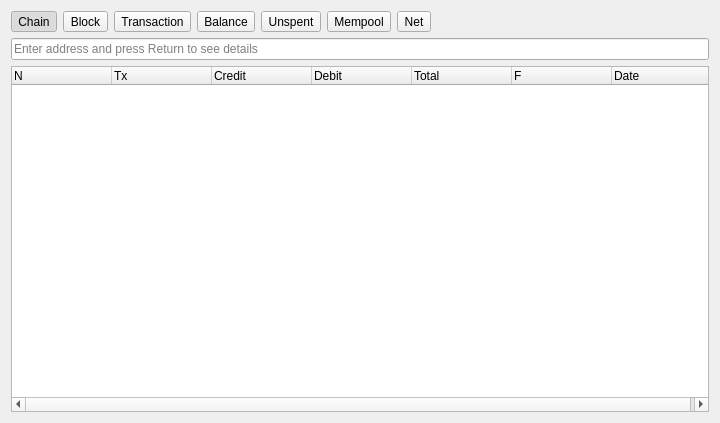
First picture: the form in src/qt/forms/blockchainpage.ui, repository bitbaymarket/bitbay-core, before the edit.
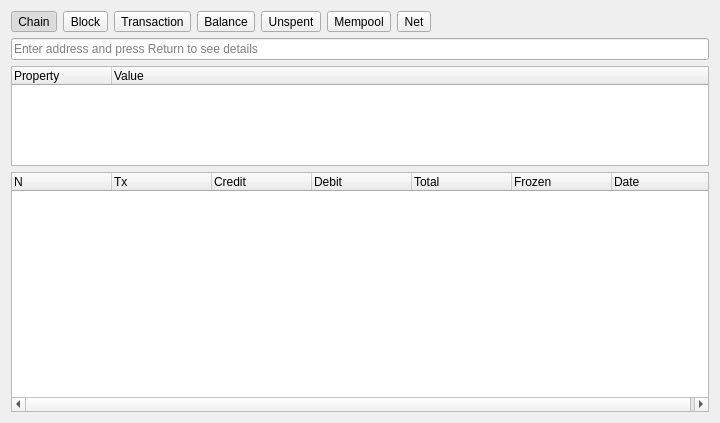
Second picture: the form after the edit. The open tabs and pages were chosen to show the change.

The edit to the form file:
```diff
--- a/src/qt/forms/blockchainpage.ui
+++ b/src/qt/forms/blockchainpage.ui
@@ -183,7 +183,7 @@
       </layout>
      </widget>
      <widget class="QWidget" name="pageAddress">
-      <layout class="QGridLayout" name="gridLayout_7">
+      <layout class="QGridLayout" name="gridLayout_7" rowstretch="0,1,30">
        <property name="leftMargin">
         <number>0</number>
        </property>
@@ -204,6 +204,41 @@
         </widget>
        </item>
        <item row="1" column="0">
+        <widget class="QTreeWidget" name="balanceCurrent">
+         <property name="minimumSize">
+          <size>
+           <width>0</width>
+           <height>100</height>
+          </size>
+         </property>
+         <property name="alternatingRowColors">
+          <bool>true</bool>
+         </property>
+         <property name="rootIsDecorated">
+          <bool>false</bool>
+         </property>
+         <property name="uniformRowHeights">
+          <bool>true</bool>
+         </property>
+         <property name="itemsExpandable">
+          <bool>false</bool>
+         </property>
+         <property name="allColumnsShowFocus">
+          <bool>true</bool>
+         </property>
+         <column>
+          <property name="text">
+           <string>Property</string>
+          </property>
+         </column>
+         <column>
+          <property name="text">
+           <string>Value</string>
+          </property>
+         </column>
+        </widget>
+       </item>
+       <item row="2" column="0">
         <widget class="QTreeWidget" name="balanceValues">
          <property name="alternatingRowColors">
           <bool>true</bool>
@@ -247,7 +282,7 @@
          </column>
          <column>
           <property name="text">
-           <string>F</string>
+           <string>Frozen</string>
           </property>
          </column>
          <column>
```
Left out of the diff: 86 changed lines with no effect on the pictures.
